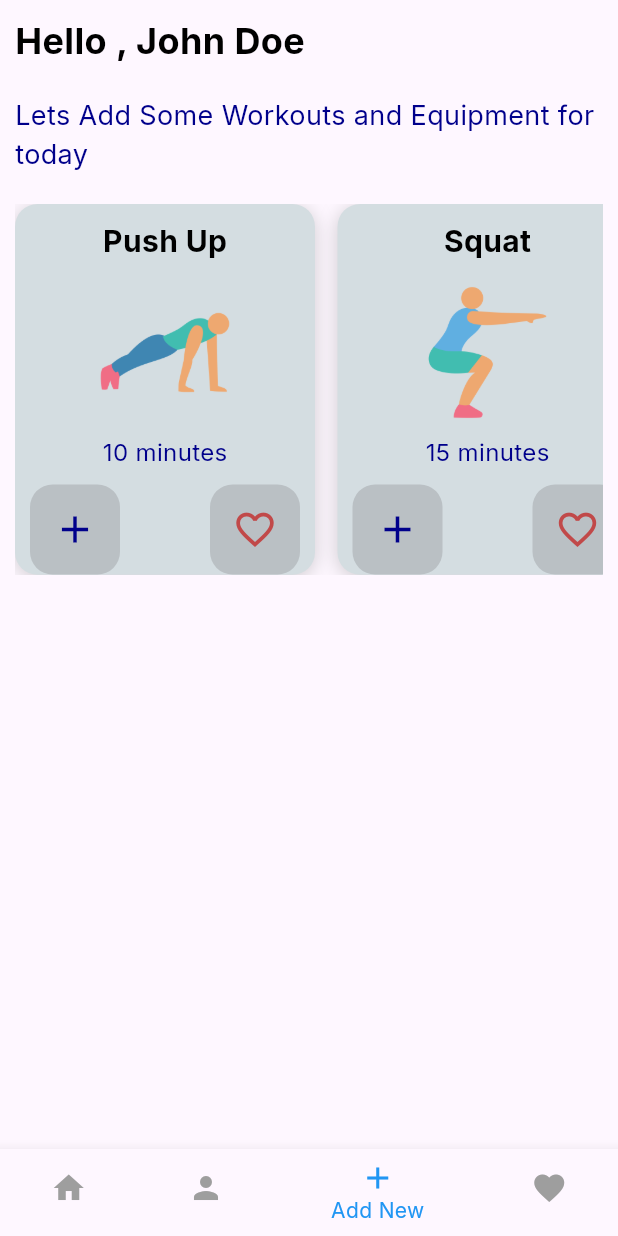
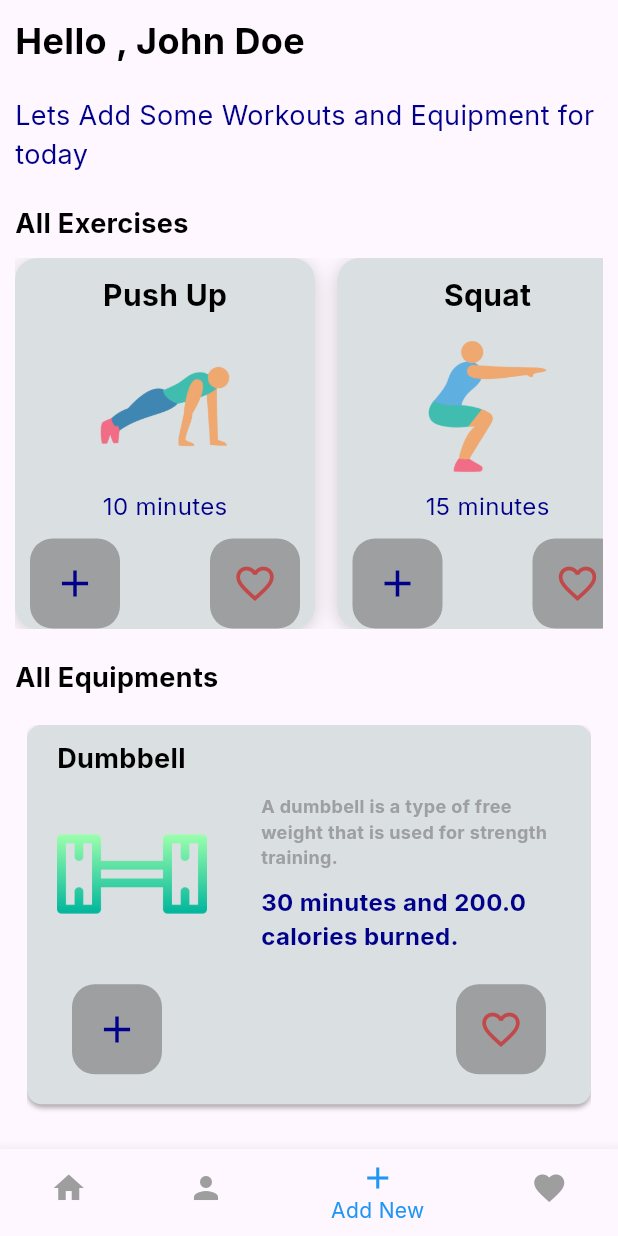
Before and after one commit to AkilaShashimantha/Workout-Planner-App-Flutter-, a Flutter app: the screen it shows after launch, item 3 of the bottom bar chosen, on a phone screen of 412 x 824 dp. Run offline on Flutter 3.47's test engine with Material 3 defaults, Android fonts, the phone set to English and light mode, and no system bars; our stand-ins replace google_fonts.

Commit message:
create exercies card Add button and Favorite button

```diff
--- a/lib/constants/colors.dart
+++ b/lib/constants/colors.dart
@@ -1,7 +1,7 @@
 import 'package:flutter/material.dart';
 
-const kSubtitleColor = Color.fromARGB(255, 186, 192, 196);
-const kExerciseCardColor = Color.fromARGB(255, 212, 221, 225);
+const kSubtitleColor = Color.fromARGB(255, 157, 159, 161);
+const kExerciseCardColor = Color.fromARGB(255, 218, 224, 226);
 const kMainWhiteColor = Color(0xFFF5F5F5);
 const kMainColor = Color.fromARGB(255, 4, 120, 245);
 
--- a/lib/models/user_model.dart
+++ b/lib/models/user_model.dart
@@ -35,4 +35,51 @@ User({
   required this.favEquipmentList,
 });
 
+//method to add new Exercise to the exerciseList
+
+void addExercise(Exercise exercise){
+  exerciseList.add(exercise);
 }
+
+//method to remove a exercise from a exerciselist
+
+void removeExercise(Exercise exercise){
+  exerciseList.remove(exercise);
+}
+
+//method to add Favorite exercise to the favExerciseList
+void addFavExercise(Exercise exercise){
+  favExerciseList.add(exercise);
+}
+
+//method to remove Favorite exercie from the favExerciseList
+void removeFavExercise(Exercise exercise){
+favExerciseList.remove(exercise);
+}
+
+//method to add new equipment to the user's equipment list
+
+void addEquipment(Equipment equipment) {
+  equipmentList.add(equipment);
+
+}
+
+//method to remove equipment from the user's equipment list
+void removeEquipment(Equipment equipment) {
+  equipmentList.remove(equipment);
+
+   }
+
+ //method to add an equipment to favourite list
+
+ void addFavEquipment(Equipment equipment){
+  favEquipmentList.add(equipment);
+ }
+
+//method to remove favourite list
+
+void removeFavEquipment(Equipment equipment){
+  favEquipmentList.remove(equipment);
+}
+
+}
--- a/lib/pages/add_new_page.dart
+++ b/lib/pages/add_new_page.dart
@@ -1,9 +1,12 @@
 import 'package:flutter/material.dart';
 import 'package:workout_planner/constants/colors.dart';
 import 'package:workout_planner/constants/responsive.dart';
+import 'package:workout_planner/data/equipment_data.dart';
 import 'package:workout_planner/data/exercise_data.dart';
 import 'package:workout_planner/data/user_data.dart';
+import 'package:workout_planner/models/equipment_model.dart';
 import 'package:workout_planner/models/exercise_model.dart';
+import 'package:workout_planner/widgets/add_eqipment_card.dart';
 import 'package:workout_planner/widgets/add_exercise_card.dart';
 
 class AddNewPage extends StatefulWidget {
@@ -43,6 +46,15 @@ final exerciseList = ExerciseData().exerciseList;
                   ),
                 ),
                 SizedBox(height: 20),
+                Text(
+                  "All Exercises",
+                  style: TextStyle(
+                    fontSize: 18,
+                    fontWeight: FontWeight.bold,
+                    color: kMainBlackColor,
+                  ),
+                ),
+                SizedBox(height: 10),
 
                 SizedBox(
                   height: MediaQuery.of(context).size.height * 0.3,
@@ -55,12 +67,105 @@ final exerciseList = ExerciseData().exerciseList;
                         exerciseTitle: exercise.exercisename,
                         exerciseImageUrl: exercise.exerciseImageUrl,
                         noOfMinutes: exercise.noOfMinutes,
+                        isAdded: userData.exerciseList.contains(exercise),
+                        isFavorite: userData.favExerciseList.contains(exercise),
+                        toggleAdddExercise: () {
+                          setState(() {
+                            if(userData.exerciseList.contains(exercise)){
+                               userData.removeExercise(exercise);
+                              print(userData.exerciseList.length);
+                            }else{
+                               userData.addExercise(exercise);
+                               print(userData.exerciseList.length);
+                            }
+
+
+                          });
+
+                        },
+
+                        toggleAddFavExercise: () {
+                          setState(() {
+                            if(userData.favExerciseList.contains(exercise)){
+                              userData.removeFavExercise(exercise);
+                               print(userData.favExerciseList.length);
+                            }else{
+                              userData.addFavExercise(exercise);
+                               print(userData.favExerciseList.length);
+                            }
+                          });
+                        },
+
                       );
                     },
 
+
                     ),
-                )
+                ),
+                   SizedBox(height: 20),
+                Text(
+                  "All Equipments",
+                  style: TextStyle(
+                    fontSize: 18,
+                    fontWeight: FontWeight.bold,
+                    color: kMainBlackColor,
+                  ),
+                ),
+                SizedBox(height: 10),
+                //List view of Equipment
+
+                Padding(
+                  padding: const EdgeInsets.all(8.0),
+                  child: SizedBox(
+                    height: MediaQuery.of(context).size.height * 0.32,
+                    child: ListView.builder(
+                      scrollDirection: Axis.vertical,
+                      itemCount: EquipmentData().equipmentList.length,
+                      itemBuilder: (context, index) {
+                        Equipment equipment = EquipmentData().equipmentList[index];
+                        return AddEquipmentCard(
+                          equipmentName: equipment.equipmentName,
+                          equipmentDescription: equipment.equipmentDescription,
+                          equipmentImageUrl: equipment.equipmentImageUrl,
+                          noOfMinutes: equipment.noOfMinutes,
+                          noOfCalories: equipment.noOfCalories,
+
+                          isAddEquipment: userData.equipmentList.contains(equipment),
+                          isAddFavEquipment: userData.favEquipmentList.contains(equipment),
+                          toggleAddEquipment: () {
+                            // Handle add equipment toggle
+                            setState(() {
+                              if(userData.equipmentList.contains(equipment)){
+                                userData.removeEquipment(equipment);
+                                print('Removed ${equipment.equipmentName}. Current equipment list: ${userData.equipmentList.map((e) => e.equipmentName).toList()}');
+                              }
+                              else{
+                                userData.addEquipment(equipment);
+                                 print('Added ${equipment.equipmentName}. Current equipment list: ${userData.equipmentList.map((e) => e.equipmentName).toList()}');
+                              }
+                            });
+
+                          },
+
+                          toggleAddFavEquipment: () {
+                          setState(() {
+                              if(userData.favEquipmentList.contains(equipment)){
+                              userData.removeFavEquipment(equipment);
+                            }else{
+                              userData.addFavEquipment(equipment);
+                               print('Added ${equipment.equipmentName}. Current equipment list: ${userData.equipmentList.map((e) => e.equipmentName).toList()}');
+                            }
+                          });
+                          },
+                        );
+                      },
+                      ),
+                  ),
+                ),
+                SizedBox(height: 50),
+
               ],
+
             ),
           ),
         ),
--- /dev/null
+++ b/lib/widgets/add_eqipment_card.dart
@@ -0,0 +1,168 @@
+import 'package:flutter/material.dart';
+import 'package:workout_planner/constants/colors.dart';
+import 'package:workout_planner/constants/responsive.dart';
+
+class AddEquipmentCard extends StatefulWidget {
+  final String equipmentName;
+  final String equipmentDescription;
+  final String equipmentImageUrl;
+  final int noOfMinutes;
+  final double noOfCalories;
+  final bool isAddEquipment;
+  final bool isAddFavEquipment;
+
+  final void Function() toggleAddEquipment;
+  final void Function() toggleAddFavEquipment;
+
+  const AddEquipmentCard({
+    super.key,
+    required this.equipmentName,
+    required this.equipmentDescription,
+    required this.equipmentImageUrl,
+    required this.noOfMinutes,
+    required this.noOfCalories,
+    required this.toggleAddEquipment,
+    required this.isAddEquipment,
+    required this.isAddFavEquipment,
+    required this.toggleAddFavEquipment,
+  });
+
+  @override
+  State<AddEquipmentCard> createState() => _AddEquipmentCardState();
+}
+
+class _AddEquipmentCardState extends State<AddEquipmentCard> {
+  @override
+  Widget build(BuildContext context) {
+    return Container(
+      margin: const EdgeInsets.only(bottom: 20),
+      width: double.infinity,
+
+      decoration: BoxDecoration(
+        borderRadius: BorderRadius.circular(10),
+        color: kExerciseCardColor,
+        boxShadow: [
+          BoxShadow(
+            color: Colors.black.withOpacity(0.3),
+            blurRadius: 2,
+            offset: Offset(0, 2),
+          ),
+        ],
+      ),
+      child: Padding(
+        padding: const EdgeInsets.symmetric(
+          horizontal: kDefaultPadding * 2,
+          vertical: kDefaultPadding,
+        ),
+        child: Column(
+          crossAxisAlignment: CrossAxisAlignment.start,
+          children: [
+            Text(
+              widget.equipmentName,
+              style: TextStyle(
+                fontSize: 18,
+                fontWeight: FontWeight.bold,
+                color: kMainBlackColor,
+              ),
+            ),
+
+            SizedBox(height: 10),
+
+            Row(
+              mainAxisAlignment: MainAxisAlignment.spaceBetween,
+              children: [
+                Image.asset(
+                  widget.equipmentImageUrl,
+                  width: 100,
+                  height: 100,
+                  fit: BoxFit.cover,
+                ),
+
+                SizedBox(width: 20),
+                SizedBox(
+                  width: 200,
+                  child: Column(
+                    crossAxisAlignment: CrossAxisAlignment.start,
+                    children: [
+                      Text(
+                        widget.equipmentDescription,
+                        style: TextStyle(
+                          fontSize: 12,
+                          fontWeight: FontWeight.w700,
+                          color: kSubtitleColor,
+                        ),
+                      ),
+                      SizedBox(height: 10),
+                      Text(
+                        widget.noOfMinutes.toString() +
+                            " minutes and " +
+                            widget.noOfCalories.toString() +
+                            " calories burned.",
+                        style: TextStyle(
+                          fontSize: 16,
+                          fontWeight: FontWeight.w700,
+                          color: kMainDarkBlueColor,
+                        ),
+                      ),
+                    ],
+                  ),
+                ),
+              ],
+            ),
+            Padding(
+              padding: const EdgeInsets.all(kDefaultPadding),
+              child: Column(
+                children: [
+                  SizedBox(height: 10),
+                  Row(
+                    mainAxisAlignment: MainAxisAlignment.spaceBetween,
+                    children: [
+                      Container(
+                        width: 60,
+                        height: 60,
+                        decoration: BoxDecoration(
+                          borderRadius: BorderRadius.circular(15),
+                          color: kSubtitleColor,
+                        ),
+                        child: IconButton(
+                          onPressed: () {
+                            widget.toggleAddEquipment();
+                          },
+                          icon: Icon(
+                            widget.isAddEquipment ? Icons.remove : Icons.add,
+                          ),
+                          color: kMainDarkBlueColor,
+                          iconSize: 30,
+                        ),
+                      ),
+                      Container(
+                        width: 60,
+                        height: 60,
+                        decoration: BoxDecoration(
+                          borderRadius: BorderRadius.circular(15),
+                          color: kSubtitleColor,
+                        ),
+                        child: IconButton(
+                          onPressed: () {
+                            widget.toggleAddFavEquipment();
+                          },
+                          icon: Icon(
+                            widget.isAddFavEquipment
+                                ? Icons.favorite
+                                : Icons.favorite_border_outlined,
+                          ),
+                          color: kSubPinkColor,
+                          iconSize: 30,
+                        ),
+                      ),
+                    ],
+                  ),
+                ],
+              ),
+            ),
+          ],
+        ),
+      ),
+    );
+  }
+}
--- a/lib/widgets/add_exercise_card.dart
+++ b/lib/widgets/add_exercise_card.dart
@@ -7,12 +7,21 @@ class AddExerciseCard extends StatefulWidget {
 final String exerciseTitle;
 final String exerciseImageUrl;
 final int noOfMinutes;
+final bool isAdded;
+final bool isFavorite;
+final void Function() toggleAdddExercise;
+final void Function() toggleAddFavExercise;
 
   const AddExerciseCard(
     {super.key,
     required this.exerciseTitle,
     required this.exerciseImageUrl,
-    required this.noOfMinutes});
+    required this.noOfMinutes,
+    required this.toggleAdddExercise,
+    required this.toggleAddFavExercise,
+    required this.isAdded,
+    required this.isFavorite,
+    });
 
   @override
   State<AddExerciseCard> createState() => _AddExerciseCardState();
@@ -73,7 +82,12 @@ class _AddExerciseCardState extends State<AddExerciseCard> {
                     borderRadius: BorderRadius.circular(15),
                     color: kSubtitleColor,
                   ),
-                  child: IconButton(onPressed: () {}, icon: Icon(Icons.add), color: kMainDarkBlueColor, iconSize: 30,),
+                  child: IconButton(onPressed: () {
+                    widget.toggleAdddExercise();
+                  }, icon: Icon(
+                    widget.isAdded ? Icons.remove : Icons.add,
+
+                    ), color: kMainDarkBlueColor, iconSize: 30,),
                 ),
                 Container(
                   width: 60,
@@ -82,7 +96,14 @@ class _AddExerciseCardState extends State<AddExerciseCard> {
                     borderRadius: BorderRadius.circular(15),
                     color: kSubtitleColor,
                   ),
-                  child: IconButton(onPressed: () {}, icon: Icon(Icons.favorite_border_outlined), color: kSubPinkColor, iconSize: 30,),
+                  child: IconButton(onPressed: () {
+                      widget.toggleAddFavExercise();
+                  },
+                   icon: Icon(
+                    widget.isFavorite ? Icons.favorite : Icons.favorite_outline,
+                   ),color: kSubPinkColor, iconSize: 30,
+                   ),
+
                 )
               ],
             ),
```
